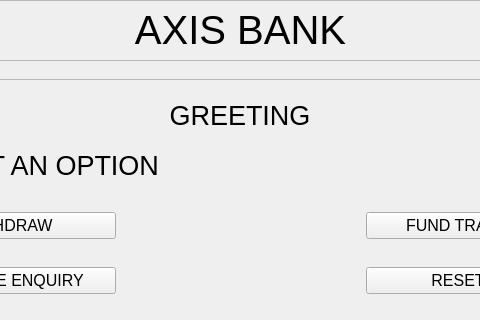
Old version of the form UI/menu.ui in the repository shubhamadhk15/ATM-SIMULATOR; both pictures show x 110 to 590 and y 0 to 320 of the 700 by 420 pixel window.
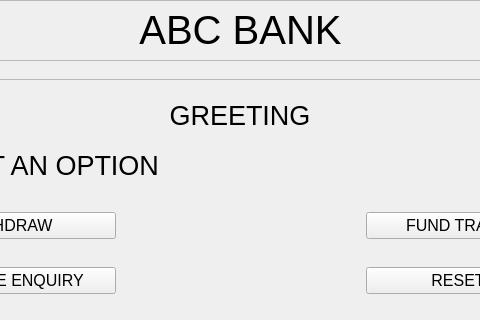
New version of the form.

Diff of the .ui file:
```diff
--- a/UI/menu.ui
+++ b/UI/menu.ui
@@ -46,7 +46,7 @@
      </font>
     </property>
     <property name="text">
-     <string>AXIS BANK</string>
+     <string>ABC BANK</string>
     </property>
     <property name="alignment">
      <set>Qt::AlignCenter</set>
```
